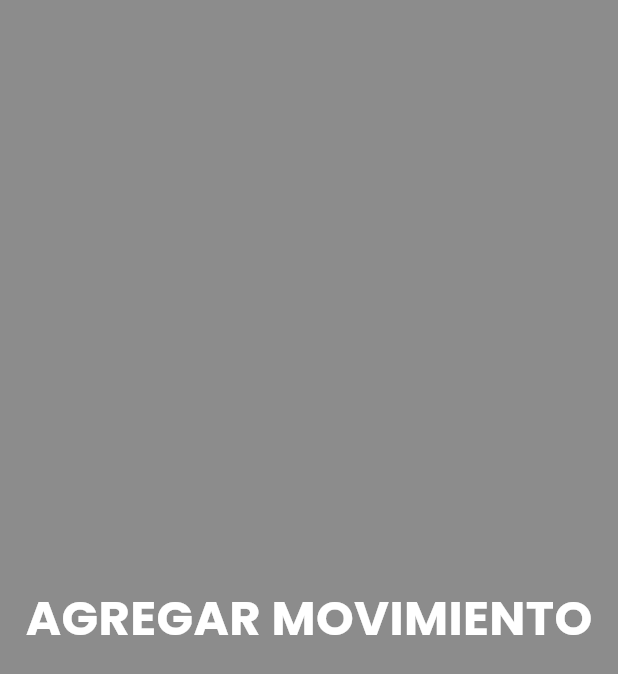
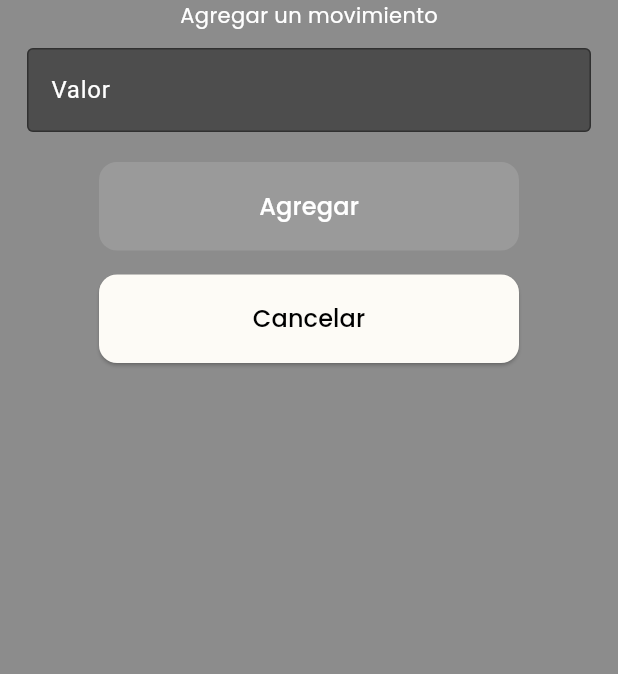
Before and after one commit to derlisrd/one-galeon-wallet, a Flutter app: the AuthScreen screen opened by its route, after a tap on the "add" icon, on a phone screen of 412 x 824 dp. Shown: the top 674 px of the screen. Run offline on Flutter 3.47's test engine with Material 3 defaults, Android fonts, the light colour scheme and no system bars; our stand-ins replace google_fonts, shared_preferences; accounts and stored records are empty; network calls fail.

Commit message:
agregando valor

```diff
--- a/lib/src/screens/auth/add/add.screen.dart
+++ b/lib/src/screens/auth/add/add.screen.dart
@@ -1,13 +1,29 @@
 import 'package:flutter/material.dart';
+import 'package:onegaleon/src/widgets/buttons/secondary.button.dart';
 import 'package:onegaleon/src/widgets/index.dart';
 
 class AddScreen extends StatelessWidget {
   const AddScreen({super.key});
 
+
+
+
   @override
   Widget build(BuildContext context) {
-    return const Scaffold(
-      body: Center(child: TitlePrimary('AGREGAR MOVIMIENTO')),
+
+    void salir(){
+    Navigator.pop(context);
+  }
+
+    return  Scaffold(
+      body: Column(
+        children: [
+          const MontseText('Agregar un movimiento'),
+          const FieldPrimary(hintText: 'Valor',),
+          const PrimaryButton(text: 'Agregar'),
+          SecondaryButton(text: 'Cancelar',onTap: salir,)
+        ],
+      ),
     );
   }
 }
--- a/lib/src/screens/auth/home/home.screen.dart
+++ b/lib/src/screens/auth/home/home.screen.dart
@@ -65,17 +65,8 @@ class _HomeScreenState extends State<HomeScreen> {
                     ]
                 ),
               ),
-              /* CustomScrollView(
-                slivers: [
-                 SliverGrid(
-                  delegate: SliverChildBuilderDelegate((context, index) {
-                    return const MovimientosView(icono: Icons.shop, value: '10', description: "description");
-                  },
-                  childCount: mov.length,
-                  ),
-                  gridDelegate: const SliverGridDelegateWithMaxCrossAxisExtent( maxCrossAxisExtent: 200 ),
-                 )
-                ],
+              /* SingleChildScrollView(
+                child: ,
               ) */
             ],
           )
--- a/lib/src/screens/guest/login.screen.dart
+++ b/lib/src/screens/guest/login.screen.dart
@@ -88,8 +88,15 @@ class _LoginScreenState extends State<LoginScreen> {
 
 
     return Scaffold(
-/*       backgroundColor: Constants.backgroundLightColor, */
-      body: context.watch<AuthProvider>().isLoading ? _loadingScreen(context) : SafeArea(
+     /* backgroundColor: Colors.black54, */
+      body: context.watch<AuthProvider>().isLoading ? _loadingScreen(context) : SingleChildScrollView( child:  _formulario() )  ,
+    );
+  }
+
+
+  Widget _formulario (){
+    return (
+      SafeArea(
           child: Center(
             child: Container(
               constraints: const BoxConstraints(
@@ -120,10 +127,9 @@ class _LoginScreenState extends State<LoginScreen> {
                     ),
             ),
           )
-      ) ,
+      )
     );
   }
-
 
   _mostrarAlert(String title, String txt){
     showDialog(context: context,
--- a/lib/src/widgets/buttons/primary.button.dart
+++ b/lib/src/widgets/buttons/primary.button.dart
@@ -13,6 +13,7 @@ class PrimaryButton extends StatelessWidget {
       margin: const EdgeInsets.symmetric(vertical: 8,horizontal: 24),
       constraints: const BoxConstraints(
         minWidth: 280,
+        maxWidth: 320
       ),
       child: ElevatedButton(
         onPressed: onTap,
--- a/lib/src/widgets/buttons/secondary.button.dart
+++ b/lib/src/widgets/buttons/secondary.button.dart
@@ -1,5 +1,6 @@
 import 'package:flutter/material.dart';
 import 'package:google_fonts/google_fonts.dart';
+import 'package:onegaleon/src/config/constants.dart';
 
 
 class SecondaryButton extends StatelessWidget {
@@ -10,29 +11,22 @@ class SecondaryButton extends StatelessWidget {
   @override
   Widget build(BuildContext context) {
     return Container(
+      margin: const EdgeInsets.symmetric(vertical: 8,horizontal: 24),
       constraints: const BoxConstraints(
         minWidth: 280,
+        maxWidth: 320
       ),
-      decoration: BoxDecoration(
-        border: Border.all(
-          color: Colors.black,
-          width: 1
-        ),
-        borderRadius: BorderRadius.circular(4)
-      ),
-      margin: const EdgeInsets.symmetric(vertical: 8,horizontal: 24),
-      width: double.infinity,
       child: ElevatedButton(
         onPressed: onTap,
         style: ElevatedButton.styleFrom(
-          backgroundColor: Colors.white,
+          backgroundColor: Constants.backgroundLightColor,
           padding: const EdgeInsets.symmetric(horizontal: 18,vertical: 18),
           shape: RoundedRectangleBorder(
             borderRadius: BorderRadius.circular(12)
           )
         ),
-        child:  Text(text, style: GoogleFonts.montserrat( textStyle: const TextStyle(fontSize: 16, color: Colors.black)  )),
+        child:  Text(text, style: GoogleFonts.poppins( textStyle: const TextStyle(fontSize: 16, color: Colors.black)  )),
       ),
-    );
+    );;
   }
 }
```
Also changed, not shown: 9 other files.
